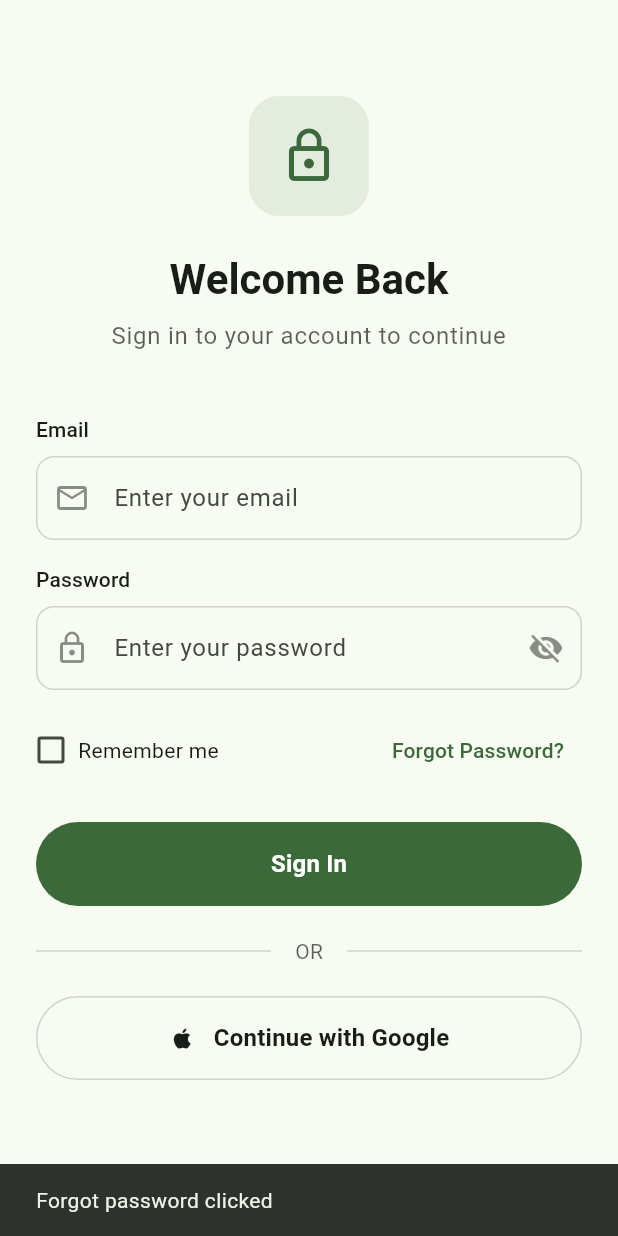
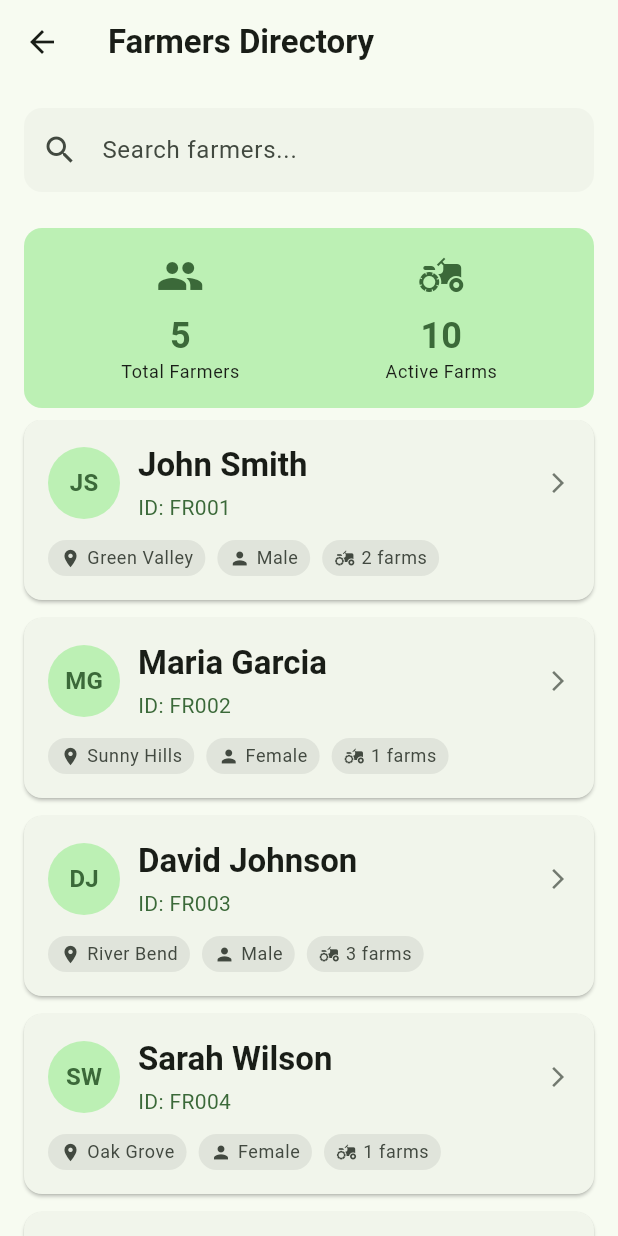
Before and after one commit to johnomeyo/coffee_app, a Flutter app: the screen it shows after launch, after a tap on "Forgot Password?", on a phone screen of 412 x 824 dp. Run offline on Flutter 3.47's test engine with Material 3 defaults, Android fonts, the phone set to English and light mode, and no system bars.

Commit message:
Add Farmers Home Page and related components for farmer management

```diff
--- a/lib/auth/widgets/sign_in_form.dart
+++ b/lib/auth/widgets/sign_in_form.dart
@@ -5,6 +5,7 @@ import 'package:coffee_app/auth/widgets/custom_checkbox.dart';
 import 'package:coffee_app/auth/widgets/custom_textfield.dart';
 import 'package:coffee_app/auth/widgets/divider_with_text.dart';
 import 'package:coffee_app/auth/widgets/social_sign_in_btn.dart';
+import 'package:coffee_app/homepage/home_page.dart';
 import 'package:flutter/material.dart';
 
 class SignInForm extends StatefulWidget {
@@ -116,9 +117,7 @@ class _SignInFormState extends State<SignInForm> {
               ),
               TextButton(
                 onPressed: () {
-                  ScaffoldMessenger.of(context).showSnackBar(
-                    const SnackBar(content: Text('Forgot password clicked')),
-                  );
+                 Navigator.push(context, MaterialPageRoute(builder: (context) => const FarmersHomePage()));
                 },
                 child: Text(
                   'Forgot Password?',
--- /dev/null
+++ b/lib/constants/data.dart
@@ -0,0 +1,92 @@
+
+// Sample Data Generator
+import 'package:coffee_app/models/data_models.dart' show Farm, Farmer;
+
+List<Farmer> generateSampleFarmers() {
+  return [
+    Farmer(
+      id: '1',
+      firstName: 'John',
+      lastName: 'Smith',
+      registrationNumber: 'FR001',
+      gender: 'Male',
+      dateOfBirth: DateTime(1980, 5, 15),
+      village: 'Green Valley',
+      farms: [
+        Farm(id: 'F1', name: 'Smith Farm', size: 50.0, cropType: 'Corn'),
+        Farm(id: 'F2', name: 'North Field', size: 30.0, cropType: 'Wheat'),
+      ],
+    ),
+    Farmer(
+      id: '2',
+      firstName: 'Maria',
+      lastName: 'Garcia',
+      registrationNumber: 'FR002',
+      gender: 'Female',
+      dateOfBirth: DateTime(1975, 8, 22),
+      village: 'Sunny Hills',
+      farms: [
+        Farm(
+          id: 'F3',
+          name: 'Garcia Ranch',
+          size: 75.0,
+          cropType: 'Vegetables',
+        ),
+      ],
+    ),
+    Farmer(
+      id: '3',
+      firstName: 'David',
+      lastName: 'Johnson',
+      registrationNumber: 'FR003',
+      gender: 'Male',
+      dateOfBirth: DateTime(1988, 2, 10),
+      village: 'River Bend',
+      farms: [
+        Farm(
+          id: 'F4',
+          name: 'Johnson Fields',
+          size: 40.0,
+          cropType: 'Soybeans',
+        ),
+        Farm(id: 'F5', name: 'East Plot', size: 25.0, cropType: 'Barley'),
+        Farm(id: 'F6', name: 'West Meadow', size: 35.0, cropType: 'Oats'),
+      ],
+    ),
+    Farmer(
+      id: '4',
+      firstName: 'Sarah',
+      lastName: 'Wilson',
+      registrationNumber: 'FR004',
+      gender: 'Female',
+      dateOfBirth: DateTime(1992, 11, 3),
+      village: 'Oak Grove',
+      farms: [
+        Farm(
+          id: 'F7',
+          name: 'Wilson Organic',
+          size: 60.0,
+          cropType: 'Organic Vegetables',
+        ),
+      ],
+    ),
+    Farmer(
+      id: '5',
+      firstName: 'Michael',
+      lastName: 'Brown',
+      registrationNumber: 'FR005',
+      gender: 'Male',
+      dateOfBirth: DateTime(1970, 7, 18),
+      village: 'Pine Ridge',
+      farms: [
+        Farm(
+          id: 'F8',
+          name: 'Brown Dairy Farm',
+          size: 120.0,
+          cropType: 'Grass/Hay',
+        ),
+        Farm(id: 'F9', name: 'South Pasture', size: 80.0, cropType: 'Alfalfa'),
+      ],
+    ),
+  ];
+}
--- /dev/null
+++ b/lib/homepage/home_page.dart
@@ -0,0 +1,71 @@
+import 'package:coffee_app/constants/data.dart';
+import 'package:coffee_app/homepage/pages/farmers_details_page.dart'
+    show FarmerDetailPage;
+import 'package:coffee_app/homepage/widgets/farmer_stats.dart';
+import 'package:coffee_app/homepage/widgets/farmers_list.dart' show FarmersList;
+import 'package:coffee_app/homepage/widgets/search_bar.dart';
+import 'package:coffee_app/models/data_models.dart' show Farmer;
+import 'package:flutter/material.dart';
+
+// Homepage Widget
+class FarmersHomePage extends StatefulWidget {
+  const FarmersHomePage({super.key});
+
+  @override
+  FarmersHomePageState createState() => FarmersHomePageState();
+}
+
+class FarmersHomePageState extends State<FarmersHomePage> {
+  final List<Farmer> farmers = generateSampleFarmers();
+  String searchQuery = '';
+
+  List<Farmer> get filteredFarmers {
+    if (searchQuery.isEmpty) return farmers;
+    return farmers.where((farmer) {
+      return farmer.fullName.toLowerCase().contains(
+            searchQuery.toLowerCase(),
+          ) ||
+          farmer.village.toLowerCase().contains(searchQuery.toLowerCase()) ||
+          farmer.registrationNumber.toLowerCase().contains(
+            searchQuery.toLowerCase(),
+          );
+    }).toList();
+  }
+
+  @override
+  Widget build(BuildContext context) {
+    return Scaffold(
+      appBar: AppBar(
+        title: const Text(
+          'Farmers Directory',
+          style: TextStyle(fontWeight: FontWeight.bold),
+        ),
+      ),
+      body: Column(
+        children: [
+          CustomSearchbar(
+            onSearchChanged: (query) {
+              setState(() {
+                searchQuery = query;
+              });
+            },
+          ),
+          FarmersStats(totalFarmers: farmers.length),
+          Expanded(
+            child: FarmersList(
+              farmers: filteredFarmers,
+              onFarmerTap: _onFarmerTap,
+            ),
+          ),
+        ],
+      ),
+    );
+  }
+
+  void _onFarmerTap(Farmer farmer) {
+    Navigator.push(
+      context,
+      MaterialPageRoute(builder: (context) => FarmerDetailPage(farmer: farmer)),
+    );
+  }
+}
--- /dev/null
+++ b/lib/homepage/pages/farmers_details_page.dart
@@ -0,0 +1,19 @@
+// Farmer Detail Page (Placeholder)
+import 'package:coffee_app/models/data_models.dart' show Farmer;
+import 'package:flutter/material.dart';
+
+class FarmerDetailPage extends StatelessWidget {
+  final Farmer farmer;
+
+  const FarmerDetailPage({super.key, required this.farmer});
+
+  @override
+  Widget build(BuildContext context) {
+    return Scaffold(
+      appBar: AppBar(title: Text(farmer.fullName)),
+      body: const Center(
+        child: Text('Detailed farmer information would go here'),
+      ),
+    );
+  }
+}
--- /dev/null
+++ b/lib/homepage/widgets/empty_state.dart
@@ -0,0 +1,36 @@
+// Empty State Widget
+import 'package:flutter/material.dart';
+
+class EmptyState extends StatelessWidget {
+  const EmptyState({super.key});
+
+  @override
+  Widget build(BuildContext context) {
+    return Center(
+      child: Column(
+        mainAxisAlignment: MainAxisAlignment.center,
+        children: [
+          Icon(
+            Icons.search_off,
+            size: 64,
+            color: Theme.of(context).colorScheme.outline,
+          ),
+          const SizedBox(height: 16),
+          Text(
+            'No farmers found',
+            style: Theme.of(context).textTheme.headlineSmall?.copyWith(
+              color: Theme.of(context).colorScheme.outline,
+            ),
+          ),
+          const SizedBox(height: 8),
+          Text(
+            'Try adjusting your search criteria',
+            style: Theme.of(context).textTheme.bodyMedium?.copyWith(
+              color: Theme.of(context).colorScheme.outline,
+            ),
+          ),
+        ],
+      ),
+    );
+  }
+}
--- /dev/null
+++ b/lib/homepage/widgets/farmer_avatar.dart
@@ -0,0 +1,24 @@
+// Farmer Avatar Widget
+import 'package:coffee_app/models/data_models.dart' show Farmer;
+import 'package:flutter/material.dart';
+
+class FarmerAvatar extends StatelessWidget {
+  final Farmer farmer;
+
+  const FarmerAvatar({super.key, required this.farmer});
+
+  @override
+  Widget build(BuildContext context) {
+    return CircleAvatar(
+      radius: 24,
+      backgroundColor: Theme.of(context).colorScheme.primaryContainer,
+      child: Text(
+        farmer.firstName[0] + farmer.lastName[0],
+        style: TextStyle(
+          fontWeight: FontWeight.bold,
+          color: Theme.of(context).colorScheme.primary,
+        ),
+      ),
+    );
+  }
+}
--- /dev/null
+++ b/lib/homepage/widgets/farmer_card.dart
@@ -0,0 +1,65 @@
+// Farmer Card Widget
+import 'package:coffee_app/homepage/widgets/farmer_avatar.dart' show FarmerAvatar;
+import 'package:coffee_app/homepage/widgets/farmer_info.dart';
+import 'package:coffee_app/models/data_models.dart';
+import 'package:flutter/material.dart';
+
+class FarmerCard extends StatelessWidget {
+  final Farmer farmer;
+  final VoidCallback onTap;
+
+  const FarmerCard({super.key, required this.farmer, required this.onTap});
+
+  @override
+  Widget build(BuildContext context) {
+    return Card(
+      margin: const EdgeInsets.only(bottom: 12),
+      child: InkWell(
+        onTap: onTap,
+        borderRadius: BorderRadius.circular(12),
+        child: Padding(
+          padding: const EdgeInsets.all(16),
+          child: Column(
+            crossAxisAlignment: CrossAxisAlignment.start,
+            children: [
+              Row(
+                children: [
+                  FarmerAvatar(farmer: farmer),
+                  const SizedBox(width: 12),
+                  Expanded(
+                    child: Column(
+                      crossAxisAlignment: CrossAxisAlignment.start,
+                      children: [
+                        Text(
+                          farmer.fullName,
+                          style: Theme.of(context).textTheme.titleLarge
+                              ?.copyWith(fontWeight: FontWeight.bold),
+                        ),
+                        const SizedBox(height: 4),
+                        Text(
+                          'ID: ${farmer.registrationNumber}',
+                          style: Theme.of(
+                            context,
+                          ).textTheme.bodyMedium?.copyWith(
+                            color: Theme.of(context).colorScheme.primary,
+                          ),
+                        ),
+                      ],
+                    ),
+                  ),
+                  Icon(
+                    Icons.arrow_forward_ios,
+                    size: 16,
+                    color: Theme.of(context).colorScheme.outline,
+                  ),
+                ],
+              ),
+              const SizedBox(height: 12),
+              FarmerInfo(farmer: farmer),
+            ],
+          ),
+        ),
+      ),
+    );
+  }
+}
--- /dev/null
+++ b/lib/homepage/widgets/farmer_info.dart
@@ -0,0 +1,27 @@
+
+// Farmer Info Widget
+import 'package:coffee_app/homepage/widgets/info_chip.dart' show InfoChip;
+import 'package:coffee_app/models/data_models.dart' show Farmer;
+import 'package:flutter/material.dart';
+
+class FarmerInfo extends StatelessWidget {
+  final Farmer farmer;
+
+  const FarmerInfo({super.key, required this.farmer});
+
+  @override
+  Widget build(BuildContext context) {
+    return Row(
+      children: [
+        InfoChip(icon: Icons.location_on, label: farmer.village),
+        const SizedBox(width: 8),
+        InfoChip(icon: Icons.person, label: farmer.gender),
+        const SizedBox(width: 8),
+        InfoChip(
+          icon: Icons.agriculture,
+          label: '${farmer.farms.length} farms',
+        ),
+      ],
+    );
+  }
+}
--- /dev/null
+++ b/lib/homepage/widgets/farmer_stats.dart
@@ -0,0 +1,41 @@
+// Farmers Statistics Widget
+import 'package:coffee_app/homepage/widgets/stats_item.dart';
+import 'package:flutter/material.dart';
+
+class FarmersStats extends StatelessWidget {
+  final int totalFarmers;
+
+  const FarmersStats({super.key, required this.totalFarmers});
+
+  @override
+  Widget build(BuildContext context) {
+    return Container(
+      margin: const EdgeInsets.symmetric(horizontal: 16, vertical: 8),
+      padding: const EdgeInsets.all(16),
+      decoration: BoxDecoration(
+        color: Theme.of(context).colorScheme.primaryContainer,
+        borderRadius: BorderRadius.circular(12),
+      ),
+      child: Row(
+        mainAxisAlignment: MainAxisAlignment.spaceAround,
+        children: [
+          StatsItem(
+            icon: Icons.people,
+            label: 'Total Farmers',
+            value: totalFarmers.toString(),
+          ),
+          StatsItem(
+            icon: Icons.agriculture,
+            label: 'Active Farms',
+            value: _getTotalFarms().toString(),
+          ),
+        ],
+      ),
+    );
+  }
+
+  int _getTotalFarms() {
+    // This would typically calculate from actual data
+    return totalFarmers * 2; // Placeholder calculation
+  }
+}
--- /dev/null
+++ b/lib/homepage/widgets/farmers_list.dart
@@ -0,0 +1,34 @@
+// Farmers List Widget
+import 'package:coffee_app/homepage/widgets/empty_state.dart' show EmptyState;
+import 'package:coffee_app/homepage/widgets/farmer_card.dart' show FarmerCard;
+import 'package:coffee_app/models/data_models.dart' show Farmer;
+import 'package:flutter/material.dart';
+
+class FarmersList extends StatelessWidget {
+  final List<Farmer> farmers;
+  final Function(Farmer) onFarmerTap;
+
+  const FarmersList({
+    super.key,
+    required this.farmers,
+    required this.onFarmerTap,
+  });
+
+  @override
+  Widget build(BuildContext context) {
+    if (farmers.isEmpty) {
+      return const EmptyState();
+    }
+
+    return ListView.builder(
+      padding: const EdgeInsets.symmetric(horizontal: 16),
+      itemCount: farmers.length,
+      itemBuilder: (context, index) {
+        return FarmerCard(
+          farmer: farmers[index],
+          onTap: () => onFarmerTap(farmers[index]),
+        );
+      },
+    );
+  }
+}
--- /dev/null
+++ b/lib/homepage/widgets/info_chip.dart
@@ -0,0 +1,37 @@
+// Info Chip Widget
+import 'package:flutter/material.dart';
+
+class InfoChip extends StatelessWidget {
+  final IconData icon;
+  final String label;
+
+  const InfoChip({super.key, required this.icon, required this.label});
+
+  @override
+  Widget build(BuildContext context) {
+    return Container(
+      padding: const EdgeInsets.symmetric(horizontal: 8, vertical: 4),
+      decoration: BoxDecoration(
+        color: Theme.of(context).colorScheme.surfaceContainerHighest,
+        borderRadius: BorderRadius.circular(16),
+      ),
+      child: Row(
+        mainAxisSize: MainAxisSize.min,
+        children: [
+          Icon(
+            icon,
+            size: 14,
+            color: Theme.of(context).colorScheme.onSurfaceVariant,
+          ),
+          const SizedBox(width: 4),
+          Text(
+            label,
+            style: Theme.of(context).textTheme.bodySmall?.copyWith(
+              color: Theme.of(context).colorScheme.onSurfaceVariant,
+            ),
+          ),
+        ],
+      ),
+    );
+  }
+}
--- /dev/null
+++ b/lib/homepage/widgets/search_bar.dart
@@ -0,0 +1,30 @@
+// Search Bar Widget
+import 'package:flutter/material.dart';
+
+class CustomSearchbar extends StatelessWidget {
+  final Function(String) onSearchChanged;
+
+  const CustomSearchbar({super.key, required this.onSearchChanged});
+
+  @override
+  Widget build(BuildContext context) {
+    return Container(
+      padding: const EdgeInsets.all(16),
+      child: TextField(
+        onChanged: onSearchChanged,
+        decoration: InputDecoration(
+          hintText: 'Search farmers...',
+          prefixIcon: const Icon(Icons.search),
+          border: OutlineInputBorder(
+            borderRadius: BorderRadius.circular(12),
+            borderSide: BorderSide.none,
+          ),
+          filled: true,
+          fillColor: Theme.of(
+            context,
+          ).colorScheme.surfaceContainerHighest.withValues(alpha: 0.3),
+        ),
+      ),
+    );
+  }
+}
--- /dev/null
+++ b/lib/homepage/widgets/stats_item.dart
@@ -0,0 +1,33 @@
+// Stats Item Widget
+import 'package:flutter/material.dart';
+
+class StatsItem extends StatelessWidget {
+  final IconData icon;
+  final String label;
+  final String value;
+
+  const StatsItem({
+    super.key,
+    required this.icon,
+    required this.label,
+    required this.value,
+  });
+
+  @override
+  Widget build(BuildContext context) {
+    return Column(
+      children: [
+        Icon(icon, size: 32, color: Theme.of(context).colorScheme.primary),
+        const SizedBox(height: 8),
+        Text(
+          value,
+          style: Theme.of(context).textTheme.headlineSmall?.copyWith(
+            fontWeight: FontWeight.bold,
+            color: Theme.of(context).colorScheme.primary,
+          ),
+        ),
+        Text(label, style: Theme.of(context).textTheme.bodySmall),
+      ],
+    );
+  }
+}
--- /dev/null
+++ b/lib/models/data_models.dart
@@ -0,0 +1,39 @@
+// Data Models
+class Farm {
+  final String id;
+  final String name;
+  final double size;
+  final String cropType;
+
+  const Farm({
+    required this.id,
+    required this.name,
+    required this.size,
+    required this.cropType,
+  });
+}
+
+class Farmer {
+  final String id;
+  final String firstName;
+  final String lastName;
+  final String registrationNumber;
+  final String gender;
+  final DateTime dateOfBirth;
+  final String village;
+  final List<Farm> farms;
+
+  const Farmer({
+    required this.id,
+    required this.firstName,
+    required this.lastName,
+    required this.registrationNumber,
+    required this.gender,
+    required this.dateOfBirth,
+    required this.village,
+    required this.farms,
+  });
+
+  String get fullName => '$firstName $lastName';
+  int get age => DateTime.now().year - dateOfBirth.year;
+}
```
